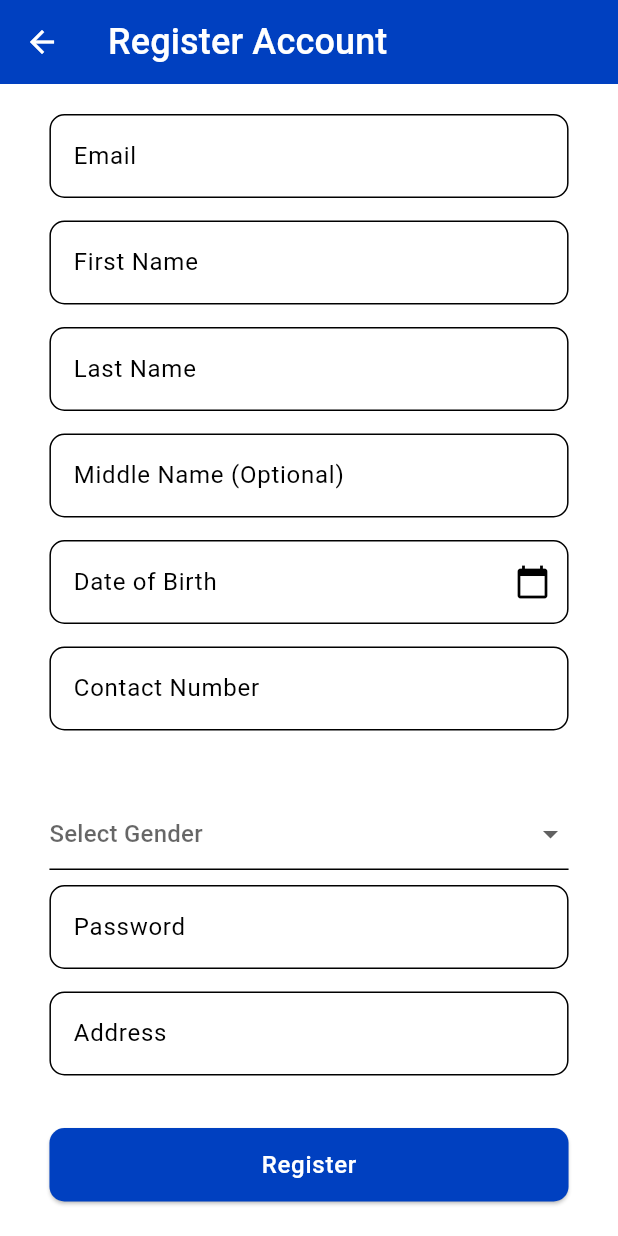
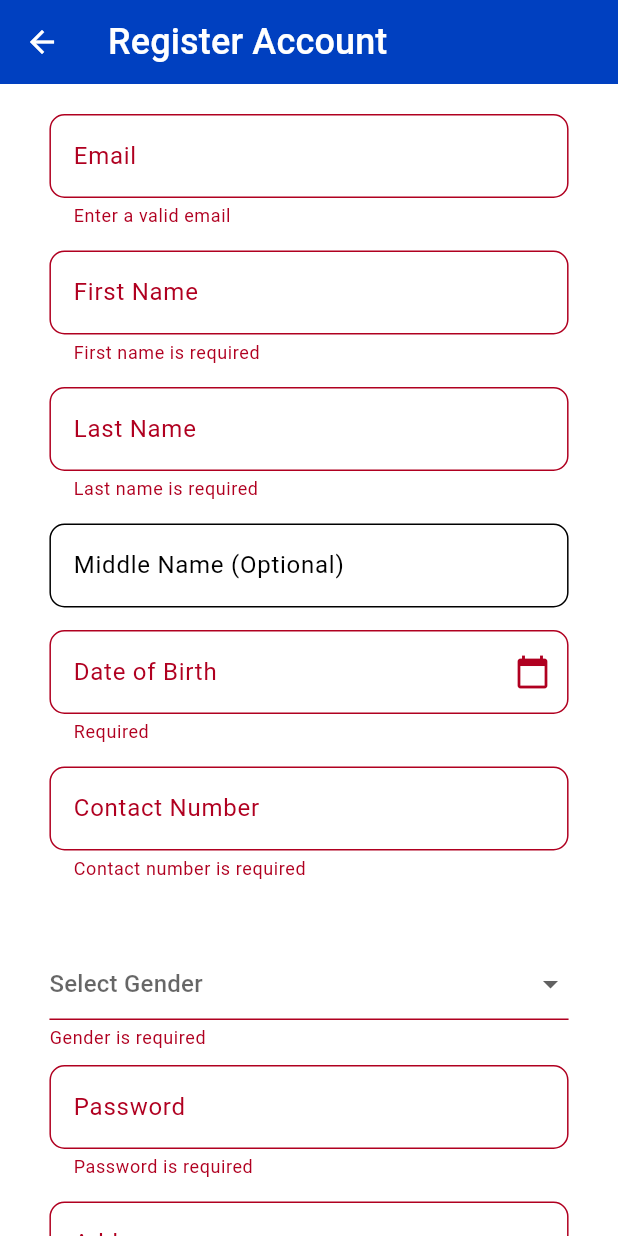
Before and after one commit to LydianJay/hatud, a Flutter app: the RegisterView screen opened by its route, after a tap on "Register", on a phone screen of 412 x 824 dp. Run offline on Flutter 3.47's test engine with Material 3 defaults, Android fonts, the phone set to English and light mode, and no system bars; our stand-ins replace convex_bottom_bar, get; missing offline and left inert: dart:ffi; Roboto replaces fonts that are missing (Poppins); statements that could not run were skipped.

Commit message:
fucking sit

```diff
--- a/lib/app/config/server_routes.dart
+++ b/lib/app/config/server_routes.dart
@@ -4,4 +4,8 @@ class ServerRoutes {
   static const loginRoute = Env.debug
       ? '${Env.serverURL}/hatud/public/api/mobile/login'
       : '${Env.serverURL}/mobile/login';
+
+  static const registerRoute = Env.debug
+      ? '${Env.serverURL}/hatud/public/api/mobile/create'
+      : '${Env.serverURL}/mobile/create';
 }
--- a/lib/app/modules/auth/controllers/Auth.dart
+++ b/lib/app/modules/auth/controllers/Auth.dart
@@ -1,4 +1,6 @@
 // ignore: file_names
+import 'dart:ffi';
+
 import 'package:flutter/material.dart';
 import 'package:get/get.dart';
 import 'package:http/http.dart' as http;
@@ -7,6 +9,7 @@ import '../../../config/server_routes.dart';
 
 class Auth extends GetxController {
   var isPasswordHidden = true.obs;
+  var isLoading = false.obs;
   final emailController = TextEditingController();
   final passwordController = TextEditingController();
 
@@ -27,6 +30,23 @@ class Auth extends GetxController {
 
   Future<void> login() async {
     debugPrint('Logging In!');
+    isLoading.value = true;
+
+    if(emailController.text.isEmpty || passwordController.text.isEmpty) {
+
+      Get.snackbar(
+        'Error',
+        'Empty email or password',
+        backgroundColor: Colors.red,
+        colorText: Colors.white,
+        snackPosition: SnackPosition.BOTTOM,
+      );
+
+      isLoading.value = false;
+
+    }
+
+
     final uri = Uri.parse(ServerRoutes.loginRoute);
     debugPrint(uri.toString());
     final response = await http.post(
@@ -43,7 +63,73 @@ class Auth extends GetxController {
       final token = data['token'];
       debugPrint('Token: $token');
     } else {
-      debugPrint('Login failed: ${response.body}');
+      final data = jsonDecode(response.body);
+      final msg = data['msg'];
+      Get.snackbar(
+        'Error',
+        msg,
+        backgroundColor: Colors.red,
+        colorText: Colors.white,
+        snackPosition: SnackPosition.BOTTOM,
+      );
+    }
+    isLoading.value = false;
+  }
+
+  Future<void> register() async {
+    if (!formKey.currentState!.validate()) return;
+
+    final url = Uri.parse(ServerRoutes.registerRoute);
+
+    try {
+      final response = await http.post(
+        url,
+        headers: {'Accept': 'application/json'},
+        body: {
+          'email': emailController.text.trim(),
+          'fname': fnameController.text.trim(),
+          'lname': lnameController.text.trim(),
+          'mname': mnameController.text.trim(),
+          'dob': dobController.text.trim(),
+          'contactno': contactController.text.trim(),
+          'gender': selectedGender.value,
+          'password': passwordController.text.trim(),
+          'address': addressController.text.trim(),
+        },
+      );
+
+      if (response.statusCode == 200) {
+        final data = jsonDecode(response.body);
+        debugPrint(data['error'].toString());
+
+        final code = int.parse(data['error'].toString());
+
+        if (code == 1) {
+          Get.snackbar(
+            'Error',
+            data['msg'] ?? 'Registration failed',
+            backgroundColor: Colors.red,
+            colorText: Colors.white,
+          );
+        } else {
+          Get.snackbar(
+            'Success',
+            data['msg'],
+            backgroundColor: Colors.green,
+            colorText: Colors.white,
+          );
+          Future.delayed(const Duration(seconds: 3), () {
+            Get.toNamed('/login');
+          });
+        }
+      } else {
+        final error = jsonDecode(response.body);
+        Get.snackbar('Error', error['msg'] ?? 'Registration failed',
+            backgroundColor: Colors.red, colorText: Colors.white);
+      }
+    } catch (e) {
+      Get.snackbar('Error', 'Failed to connect to server: $e',
+          backgroundColor: Colors.red, colorText: Colors.white);
     }
   }
 
--- a/lib/app/modules/auth/views/register_view.dart
+++ b/lib/app/modules/auth/views/register_view.dart
@@ -102,7 +102,7 @@ class RegisterView extends GetView<Auth> {
                     shape: RoundedRectangleBorder(
                         borderRadius: BorderRadius.circular(10)),
                   ),
-                  onPressed: () {},
+                  onPressed: controller.register,
                   child: Text('Register', style: theme.textTheme.labelMedium),
                 ),
               ),
```
Also changed, not shown: lib/app/modules/auth/views/login_view.dart (+36 -7 lines).
